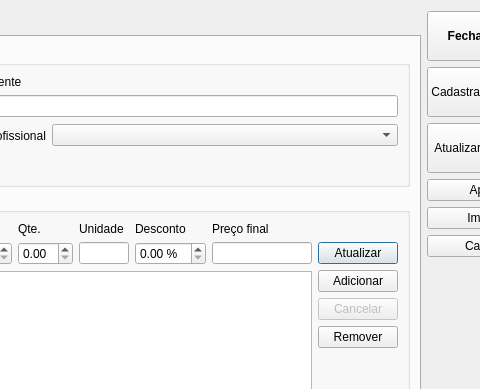
Old version of the form orcamento.ui in the repository lellisls/ERP-STACCATO; both pictures show x 608 to 1088 and y 0 to 389 of the 1170 by 606 pixel window.
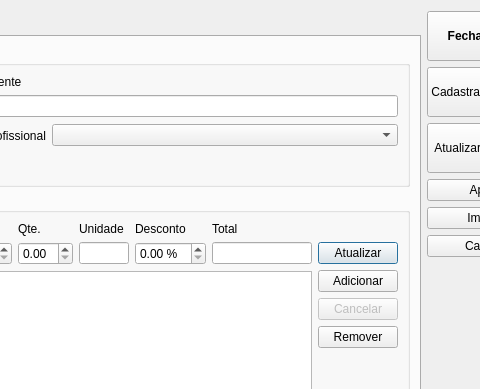
New version of the form. Custom widgets are drawn as their Qt base class.

```diff
--- a/orcamento.ui
+++ b/orcamento.ui
@@ -674,7 +674,7 @@
           <item row="1" column="9">
            <widget class="QLabel" name="labelPrecoTotal">
             <property name="text">
-             <string>Preço final</string>
+             <string>Total</string>
             </property>
            </widget>
           </item>
```
